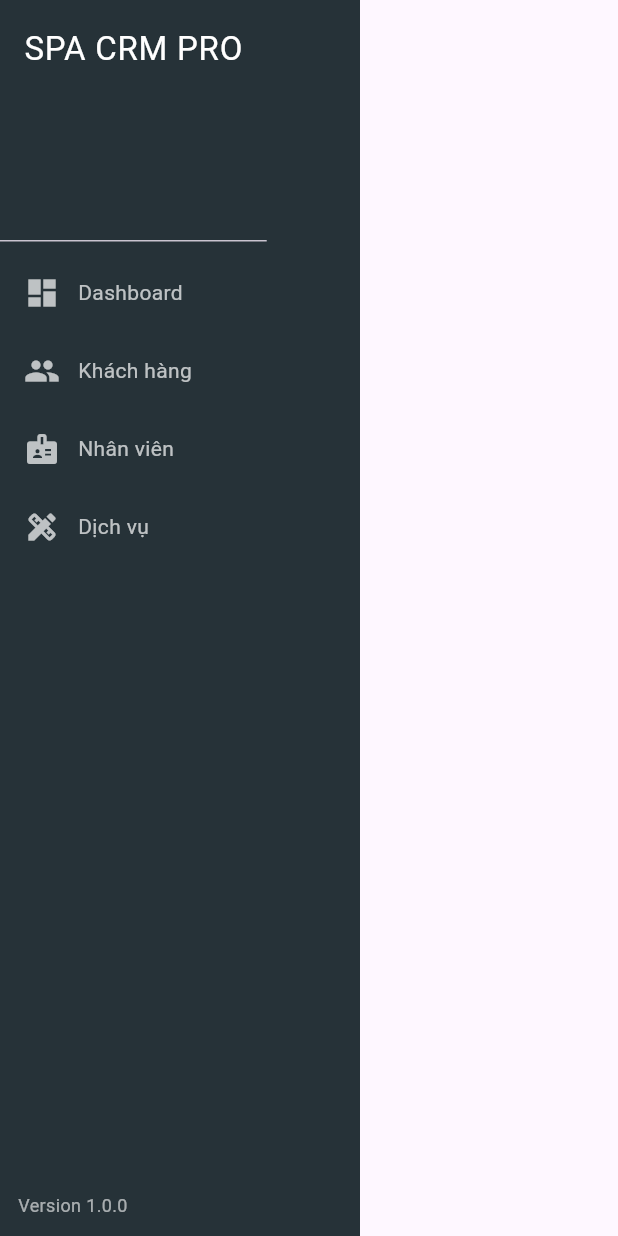
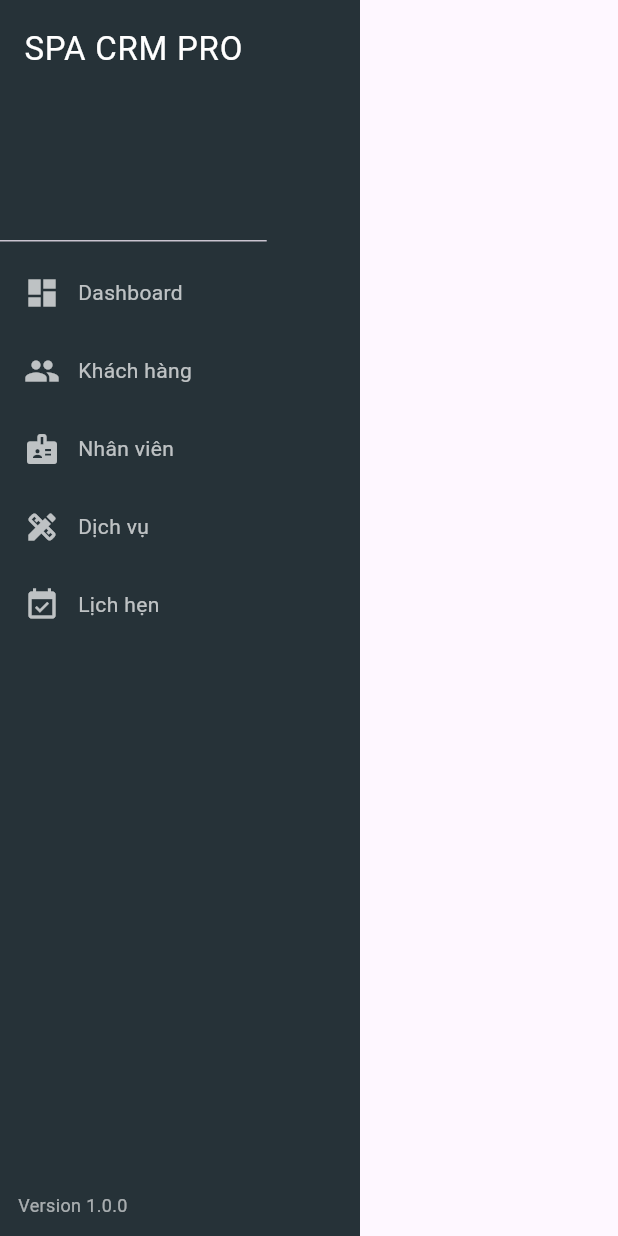
Before and after one commit to conlele0201/spa-crm-pro, a Flutter app: the Sidebar widget shown alone on an empty page, opened directly with empty values, on a phone screen of 412 x 824 dp. Run offline on Flutter 3.47's test engine with Material 3 defaults, Android fonts, the phone set to English and light mode, and no system bars; our stand-ins replace supabase_flutter; accounts and stored records are empty; statements that could not run were skipped.

Commit message:
Update sidebar.dart

```diff
--- a/frontend/lib/widgets/sidebar.dart
+++ b/frontend/lib/widgets/sidebar.dart
@@ -1,8 +1,9 @@
 import 'package:flutter/material.dart';
-import '../screens/dashboard.dart';
+import '../screens/dashboard_screen.dart';
 import '../screens/customers_screen.dart';
 import '../screens/staff_screen.dart';
 import '../screens/service_screen.dart';
+import '../screens/appointment_screen.dart';
 
 class Sidebar extends StatelessWidget {
   final Function(Widget) onSelectScreen;
@@ -51,6 +52,14 @@ class Sidebar extends StatelessWidget {
             onTap: () => onSelectScreen(const ServiceScreen()),
           ),
 
+          _item(
+            icon: Icons.event_available,
+            label: "Lịch hẹn",
+            onTap: () => onSelectScreen(
+              const AppointmentScreen(spaId: "spa-demo-123"),
+            ),
+          ),
+
           const Spacer(),
 
           const Padding(
```
